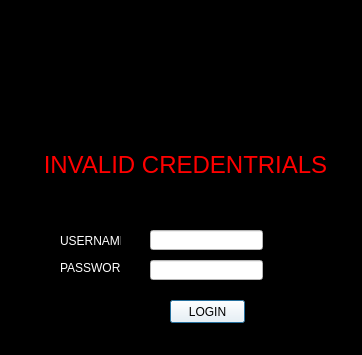
This is ui/loginfailed.ui in yashu2001/gym-manager as Qt 5 draws it before an edit. The edited form follows.
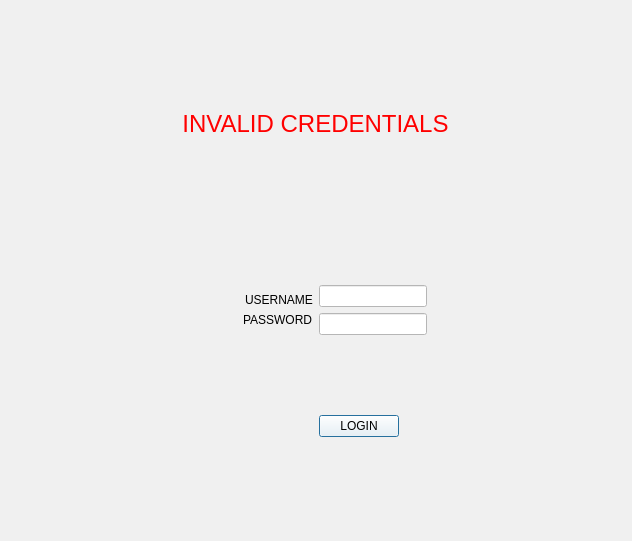
This is the edited form. Icons and pictures are not drawn.

The edit to the form file:
```diff
--- a/ui/loginfailed.ui
+++ b/ui/loginfailed.ui
@@ -6,87 +6,75 @@
    <rect>
     <x>0</x>
     <y>0</y>
-    <width>362</width>
-    <height>355</height>
+    <width>632</width>
+    <height>541</height>
    </rect>
   </property>
-  <property name="minimumSize">
-   <size>
-    <width>362</width>
-    <height>355</height>
-   </size>
-  </property>
-  <property name="maximumSize">
-   <size>
-    <width>362</width>
-    <height>355</height>
-   </size>
-  </property>
   <property name="windowTitle">
    <string>MainWindow</string>
   </property>
   <property name="styleSheet">
-   <string notr="true">background-color: rgb(0, 0, 0);</string>
+   <string notr="true">background-color: rgb(240, 240, 240);</string>
   </property>
   <widget class="QWidget" name="centralwidget">
+   <layout class="QGridLayout" name="gridLayout">
+    <item row="0" column="0" colspan="2" alignment="Qt::AlignHCenter|Qt::AlignVCenter">
+     <widget class="QLabel" name="label_3">
+      <property name="styleSheet">
+       <string notr="true">font: 18pt &quot;MS UI Gothic&quot;;</string>
+      </property>
+      <property name="text">
+       <string/>
+      </property>
+      <property name="pixmap">
+       <pixmap>2.jpg</pixmap>
+      </property>
+      <property name="scaledContents">
+       <bool>true</bool>
+      </property>
+     </widget>
+    </item>
+    <item row="1" column="0" colspan="2" alignment="Qt::AlignHCenter|Qt::AlignTop">
+     <widget class="QLabel" name="label_4">
+      <property name="styleSheet">
+       <string notr="true"/>
+      </property>
+      <property name="text">
+       <string>&lt;html&gt;&lt;head/&gt;&lt;body&gt;&lt;p align=&quot;center&quot;&gt;&lt;span style=&quot; font-size:18pt; color:#ff0000;&quot;&gt;INVALID CREDENTIALS&lt;/span&gt;&lt;/p&gt;&lt;/body&gt;&lt;/html&gt;</string>
+      </property>
+     </widget>
+    </item>
+    <item row="2" column="0" alignment="Qt::AlignRight|Qt::AlignBottom">
    <widget class="QLabel" name="label">
-    <property name="geometry">
-     <rect>
-      <x>60</x>
-      <y>230</y>
-      <width>61</width>
-      <height>21</height>
-     </rect>
-    </property>
     <property name="styleSheet">
-     <string notr="true">background-color: rgb(0,0,0);
-color: rgb(255, 255, 255);
+       <string notr="true">color: rgb(0,0,0);
 </string>
     </property>
     <property name="text">
      <string>USERNAME</string>
     </property>
    </widget>
+    </item>
+    <item row="2" column="1" alignment="Qt::AlignLeft|Qt::AlignBottom">
+     <widget class="QLineEdit" name="lineEdit">
+      <property name="styleSheet">
+       <string notr="true">background-color: rgb(255, 255, 255);
+border-color: rgb(0, 0, 0);</string>
+      </property>
+     </widget>
+    </item>
+    <item row="3" column="0" alignment="Qt::AlignRight|Qt::AlignTop">
    <widget class="QLabel" name="label_2">
-    <property name="geometry">
-     <rect>
-      <x>60</x>
-      <y>260</y>
-      <width>61</width>
-      <height>16</height>
-     </rect>
-    </property>
     <property name="styleSheet">
-     <string notr="true">background-color: rgb(0,0,0);
-color: rgb(255, 255, 255);</string>
+       <string notr="true">color: rgb(0,0,0);</string>
     </property>
     <property name="text">
      <string>PASSWORD</string>
     </property>
    </widget>
-   <widget class="QLineEdit" name="lineEdit">
-    <property name="geometry">
-     <rect>
-      <x>150</x>
-      <y>230</y>
-      <width>113</width>
-      <height>20</height>
-     </rect>
-    </property>
-    <property name="styleSheet">
-     <string notr="true">background-color: rgb(255, 255, 255);
-border-color: rgb(0, 0, 0);</string>
-    </property>
-   </widget>
+    </item>
+    <item row="3" column="1" alignment="Qt::AlignLeft|Qt::AlignTop">
    <widget class="QLineEdit" name="lineEdit_2">
-    <property name="geometry">
-     <rect>
-      <x>150</x>
-      <y>260</y>
-      <width>113</width>
-      <height>20</height>
-     </rect>
-    </property>
     <property name="styleSheet">
      <string notr="true">background-color: rgb(255, 255, 255);
 border-color: rgb(0, 0, 0);</string>
@@ -95,15 +83,9 @@
      <enum>QLineEdit::Password</enum>
     </property>
    </widget>
+    </item>
+    <item row="4" column="1" alignment="Qt::AlignLeft|Qt::AlignTop">
    <widget class="QPushButton" name="pushButton">
-    <property name="geometry">
-     <rect>
-      <x>170</x>
-      <y>300</y>
-      <width>75</width>
-      <height>23</height>
-     </rect>
-    </property>
     <property name="styleSheet">
      <string notr="true">background-color: rgb(255, 255, 255);
 alternate-background-color: rgb(240, 240, 240);</string>
@@ -121,44 +103,8 @@
      <bool>false</bool>
     </property>
    </widget>
-   <widget class="QLabel" name="label_3">
-    <property name="geometry">
-     <rect>
-      <x>10</x>
-      <y>10</y>
-      <width>351</width>
-      <height>111</height>
-     </rect>
-    </property>
-    <property name="styleSheet">
-     <string notr="true">font: 18pt &quot;MS UI Gothic&quot;;</string>
-    </property>
-    <property name="text">
-     <string/>
-    </property>
-    <property name="pixmap">
-     <pixmap>../logos/2.jpg</pixmap>
-    </property>
-    <property name="scaledContents">
-     <bool>true</bool>
-    </property>
-   </widget>
-   <widget class="QLabel" name="label_4">
-    <property name="geometry">
-     <rect>
-      <x>10</x>
-      <y>130</y>
-      <width>351</width>
-      <height>71</height>
-     </rect>
-    </property>
-    <property name="styleSheet">
-     <string notr="true">background-color: rgb(0, 0, 0);</string>
-    </property>
-    <property name="text">
-     <string>&lt;html&gt;&lt;head/&gt;&lt;body&gt;&lt;p align=&quot;center&quot;&gt;&lt;span style=&quot; font-size:18pt; color:#ff0000;&quot;&gt;INVALID CREDENTRIALS&lt;/span&gt;&lt;/p&gt;&lt;/body&gt;&lt;/html&gt;</string>
-    </property>
-   </widget>
+    </item>
+   </layout>
   </widget>
   <widget class="QStatusBar" name="statusbar"/>
  </widget>
```
Lines whose indentation alone changed are shown as unchanged.
